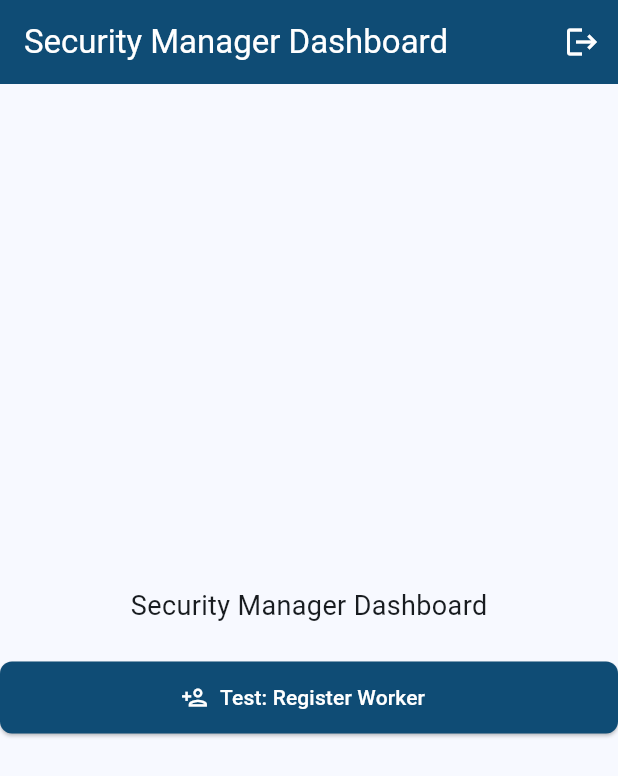
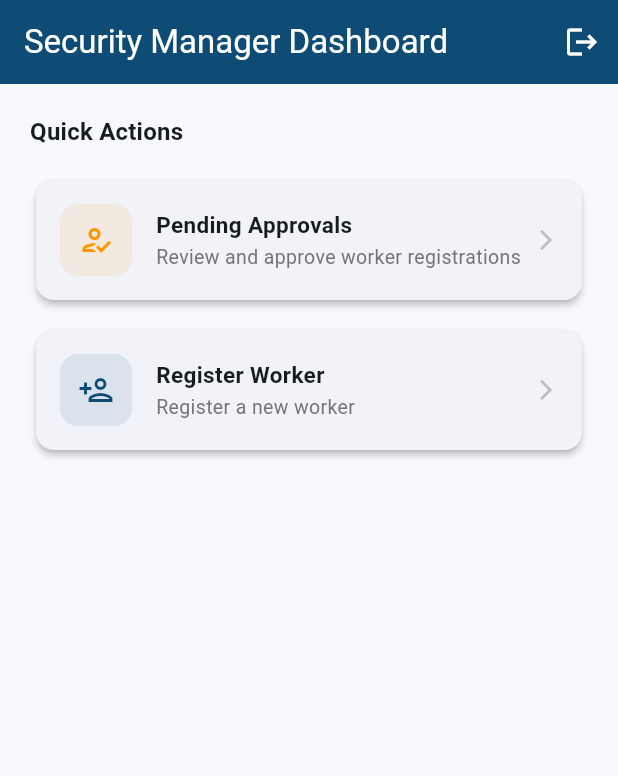
Before and after one commit to AwaizFatima08/muhafiz, a Flutter app: the ManagerDashboard screen opened by its route, on a phone screen of 412 x 824 dp. Shown: the top 776 px of the screen. Run offline on Flutter 3.47's test engine with Material 3 defaults, Android fonts, the phone set to English and light mode, and no system bars; our stand-ins replace cloud_firestore, firebase_auth, firebase_core, flutter_riverpod, go_router; accounts and stored records are empty; generated files the repository leaves out were written again.

Commit message:
feat: pending approvals screen, manager dashboard with action cards

```diff
--- a/lib/app/router.dart
+++ b/lib/app/router.dart
@@ -8,6 +8,7 @@ import '../features/security_supervisor/screens/supervisor_dashboard.dart';
 import '../features/gate_clerk/screens/clerk_dashboard.dart';
 import '../features/employer/screens/employer_dashboard.dart';
 import '../features/security_supervisor/screens/worker_registration_screen.dart';
+import '../features/security_manager/screens/pending_approvals_screen.dart';
 import '../core/enums/app_enums.dart';
 
 final routerProvider = Provider<GoRouter>((ref) {
@@ -74,6 +75,10 @@ final routerProvider = Provider<GoRouter>((ref) {
         path: '/register-worker',
         builder: (context, state) => const WorkerRegistrationScreen(),
       ),
+      GoRoute(
+        path: '/pending-approvals',
+        builder: (context, state) => const PendingApprovalsScreen(),
+      ),
     ],
     errorBuilder: (context, state) => Scaffold(
       body: Center(
--- a/lib/features/security_manager/screens/manager_dashboard.dart
+++ b/lib/features/security_manager/screens/manager_dashboard.dart
@@ -23,17 +23,31 @@ class ManagerDashboard extends ConsumerWidget {
           ),
         ],
       ),
-      body: Center(
+      body: Padding(
+        padding: const EdgeInsets.all(20),
         child: Column(
-          mainAxisAlignment: MainAxisAlignment.center,
+          crossAxisAlignment: CrossAxisAlignment.start,
           children: [
-            const Text('Security Manager Dashboard',
-                style: TextStyle(fontSize: 18)),
-            const SizedBox(height: 24),
-            ElevatedButton.icon(
-              onPressed: () => context.push('/register-worker'),
-              icon: const Icon(Icons.person_add_outlined),
-              label: const Text('Test: Register Worker'),
+            Text('Quick Actions',
+                style: Theme.of(context)
+                    .textTheme
+                    .titleMedium
+                    ?.copyWith(fontWeight: FontWeight.bold)),
+            const SizedBox(height: 16),
+            _ActionCard(
+              icon: Icons.how_to_reg_outlined,
+              title: 'Pending Approvals',
+              subtitle: 'Review and approve worker registrations',
+              color: Colors.orange,
+              onTap: () => context.push('/pending-approvals'),
+            ),
+            const SizedBox(height: 12),
+            _ActionCard(
+              icon: Icons.person_add_outlined,
+              title: 'Register Worker',
+              subtitle: 'Register a new worker',
+              color: AppTheme.primaryColor,
+              onTap: () => context.push('/register-worker'),
             ),
           ],
         ),
@@ -41,3 +55,64 @@ class ManagerDashboard extends ConsumerWidget {
     );
   }
 }
+
+class _ActionCard extends StatelessWidget {
+  final IconData icon;
+  final String title;
+  final String subtitle;
+  final Color color;
+  final VoidCallback onTap;
+
+  const _ActionCard({
+    required this.icon,
+    required this.title,
+    required this.subtitle,
+    required this.color,
+    required this.onTap,
+  });
+
+  @override
+  Widget build(BuildContext context) {
+    return Card(
+      elevation: 2,
+      shape: RoundedRectangleBorder(borderRadius: BorderRadius.circular(12)),
+      child: InkWell(
+        borderRadius: BorderRadius.circular(12),
+        onTap: onTap,
+        child: Padding(
+          padding: const EdgeInsets.all(16),
+          child: Row(
+            children: [
+              Container(
+                width: 48,
+                height: 48,
+                decoration: BoxDecoration(
+                  color: color.withValues(alpha: 0.1),
+                  borderRadius: BorderRadius.circular(12),
+                ),
+                child: Icon(icon, color: color),
+              ),
+              const SizedBox(width: 16),
+              Expanded(
+                child: Column(
+                  crossAxisAlignment: CrossAxisAlignment.start,
+                  children: [
+                    Text(title,
+                        style: const TextStyle(
+                            fontWeight: FontWeight.bold, fontSize: 15)),
+                    const SizedBox(height: 2),
+                    Text(subtitle,
+                        style: TextStyle(
+                            color: Colors.grey.shade600, fontSize: 13)),
+                  ],
+                ),
+              ),
+              Icon(Icons.arrow_forward_ios,
+                  size: 16, color: Colors.grey.shade400),
+            ],
+          ),
+        ),
+      ),
+    );
+  }
+}
```
Also changed, not shown: lib/core/models/gate_event_model.dart (+35 -41 lines), lib/core/models/presence_model.dart (+25 -27 lines), lib/features/security_manager/screens/pending_approvals_screen.dart (added, +377 -0 lines).
